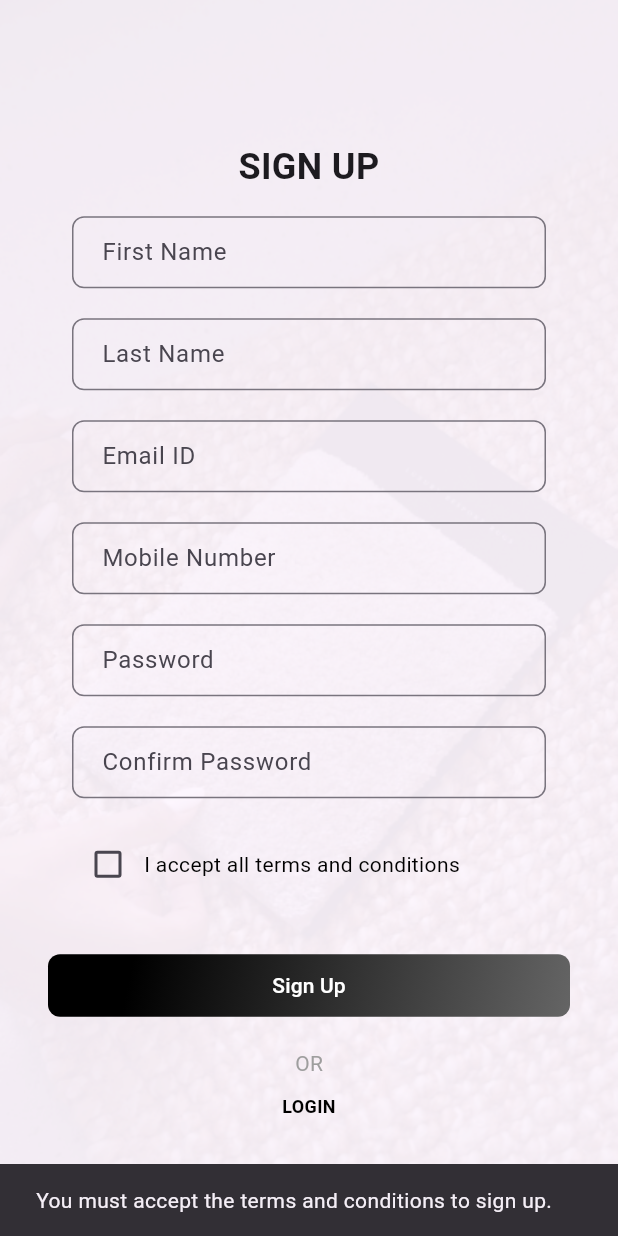
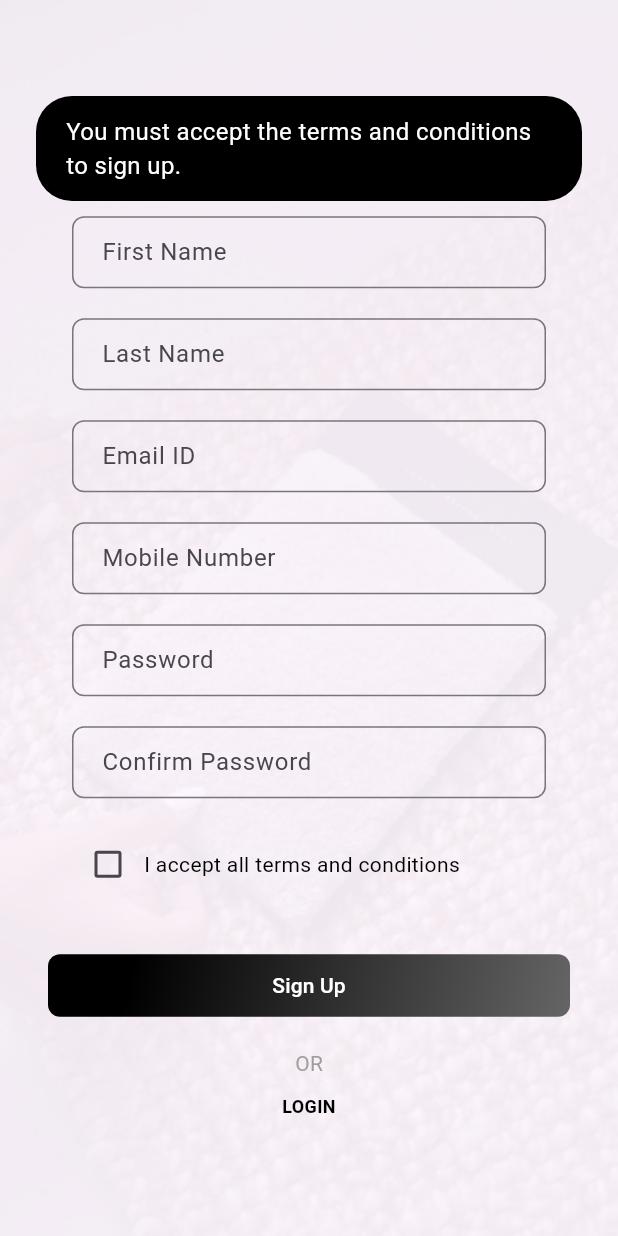
Before and after one commit to amangiriindia/carpet_app, a Flutter app: the SignUpScreen screen opened directly, after a tap on "Sign Up", on a phone screen of 412 x 824 dp. Run offline on Flutter 3.47's test engine with Material 3 defaults, Android fonts, the phone set to English and light mode, and no system bars; our stand-ins replace fluttertoast, palette_generator, shared_preferences; accounts and stored records are empty; network calls fail.

Commit message:
add toast message

```diff
--- a/lib/screens/sign_up_screen.dart
+++ b/lib/screens/sign_up_screen.dart
@@ -1,5 +1,6 @@
 import 'package:flutter/material.dart';
 import 'package:flutter/services.dart';
+import 'package:fluttertoast/fluttertoast.dart';
 import 'package:shared_preferences/shared_preferences.dart';
 import 'package:http/http.dart' as http;
 import 'dart:convert';
@@ -91,58 +92,26 @@ class _SignUpScreenState extends State<SignUpScreen> with SingleTickerProviderSt
           }),
         );
 
-        // Debug print statements to check the response
         print('Response status: ${response.statusCode}');
         print('Response body: ${response.body}');
 
-        if (response.statusCode == 201) {
-          // Parse the response
         final data = jsonDecode(response.body);
 
         if (response.statusCode == 201) {
           if (data['success'] == true) {
-              // Show success message
-              ScaffoldMessenger.of(context).showSnackBar(
-                SnackBar(
-                  content: Text(data['message'] ?? 'Registration successful!'),
-                ),
-              );
-
-              // Save user info and navigate to LoginScreen
+            showToast(data['message'] ?? 'Registration successful!');
             await _saveUserInfo();
             Navigator.pushReplacement(
               context,
               MaterialPageRoute(builder: (context) => LoginScreen()),
             );
           } else {
-              ScaffoldMessenger.of(context).showSnackBar(
-                SnackBar(
-                  content: Text(data['message'] ?? 'An error occurred'),
-                ),
-              );
-            }
-          } else {
-            ScaffoldMessenger.of(context).showSnackBar(
-              SnackBar(
-                content: Text(data['message'] ?? 'An error occurred'),
-              ),
-            );
+            showToast(data['message'] ?? 'An error occurred');
           }
         } else if (response.statusCode == 400) {
-          // Handle client-side errors
-          final data = jsonDecode(response.body);
-          ScaffoldMessenger.of(context).showSnackBar(
-            SnackBar(
-              content: Text(data['message'] ?? 'Bad request. Please check your input.'),
-            ),
-          );
+          showToast(data['message'] ?? 'Bad request. Please check your input.');
         } else {
-          // Handle unexpected status codes
-          ScaffoldMessenger.of(context).showSnackBar(
-            SnackBar(
-              content: Text('Failed to sign up. Please try again.'),
-            ),
-          );
+          showToast('Failed to sign up. Please try again.');
         }
       } else {
         setState(() {
@@ -150,13 +119,20 @@ class _SignUpScreenState extends State<SignUpScreen> with SingleTickerProviderSt
         });
       }
     } else {
-      // Show an error message if terms are not accepted
-      ScaffoldMessenger.of(context).showSnackBar(
-        SnackBar(
-          content: Text('You must accept the terms and conditions to sign up.'),
-        ),
+      showToast('You must accept the terms and conditions to sign up.');
+    }
+  }
+
+  void showToast(String message) {
+    Fluttertoast.showToast(
+      msg: message,
+      toastLength: Toast.LENGTH_SHORT,
+      gravity: ToastGravity.TOP,
+      timeInSecForIosWeb: 1,
+      backgroundColor: Colors.black,
+      textColor: Colors.white,
+      fontSize: 16.0,
     );
-    }
   }
 
   Future<void> _saveUserInfo() async {
@@ -183,7 +159,7 @@ class _SignUpScreenState extends State<SignUpScreen> with SingleTickerProviderSt
           actions: [
             TextButton(
               onPressed: () {
-                Navigator.of(context).pop();
+
               },
               child: Text('Close'),
             ),
--- a/pubspec.yaml
+++ b/pubspec.yaml
@@ -16,6 +16,7 @@ dependencies:
   shared_preferences: ^2.2.3
   cupertino_icons: ^1.0.6
   http: ^1.2.2
+  fluttertoast: ^8.0.9
 
 dev_dependencies:
   flutter_test:
```
Also changed, not shown: lib/screens/forgot_confirm_password.dart (+16 -20 lines), lib/screens/forgot_password_screen.dart (+19 -24 lines), lib/screens/login_screen.dart (+12 -64 lines), pubspec.lock. Lines whose indentation alone changed are shown as unchanged.
